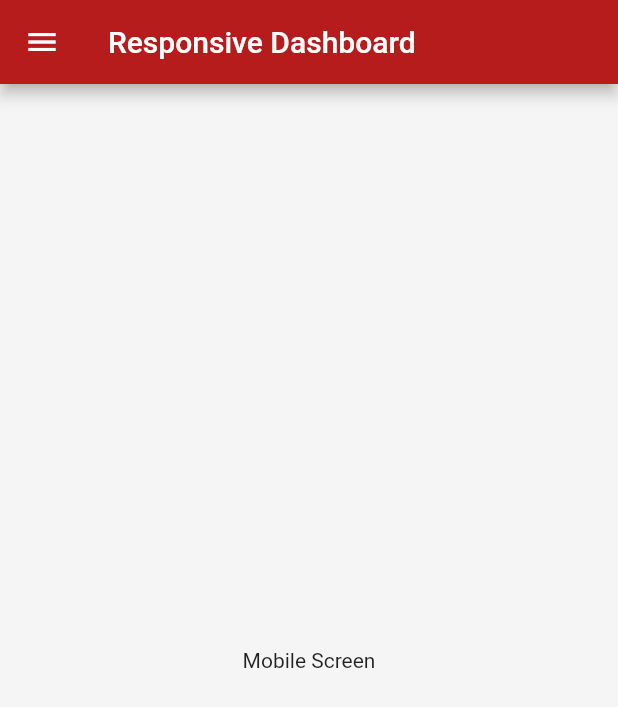
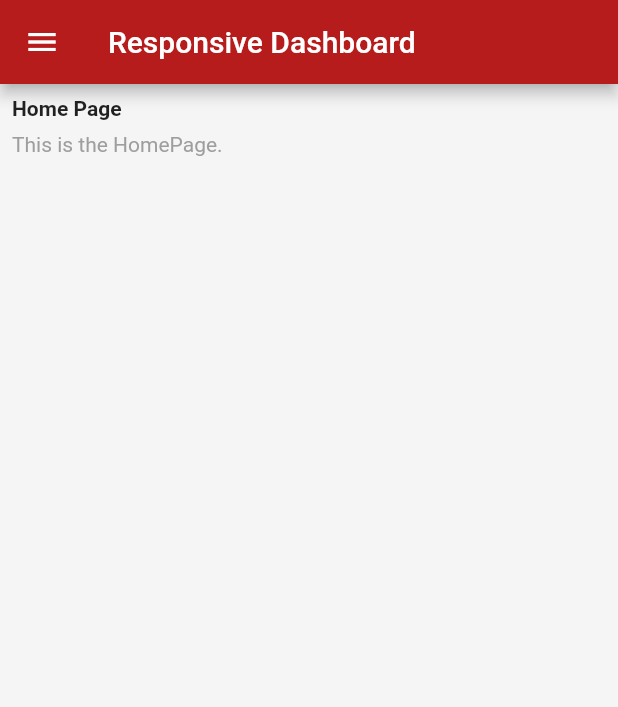
Before and after one commit to misterdiallo/flutter_responsive_dashboard, a Flutter app: the screen it shows after launch, on a phone screen of 412 x 824 dp. Shown: the top 707 px of the screen. Run offline on Flutter 3.47's test engine with Material 2 defaults, Android fonts, the light colour scheme and no system bars; our stand-ins replace go_router, url_strategy.

Commit message:
start working on Router and routing but...

```diff
--- a/lib/constant/constant_design.dart
+++ b/lib/constant/constant_design.dart
@@ -2,6 +2,7 @@ import 'package:flutter/material.dart';
 import 'package:responsive_dashboard/constant/app_colors.dart';
 import 'package:responsive_dashboard/constant/data/app_basic_data.dart';
 import 'package:responsive_dashboard/constant/data/main_menu_data.dart';
+import 'package:go_router/go_router.dart';
 
 var myAppBar = AppBar(
   backgroundColor: AppColors.appbarBackground,
@@ -12,6 +13,7 @@ var myDrawer = Drawer(
   child: Column(
     children: [
       DrawerHeader(
+        child: InkWell(
           child: Column(
             mainAxisAlignment: MainAxisAlignment.center,
             children: [
@@ -30,12 +32,14 @@ var myDrawer = Drawer(
             ],
           ),
         ),
+      ),
       Expanded(
         child: ListView.builder(
           itemCount: listMainMenu.length,
           itemBuilder: (context, index) {
             MainMenuData menu = listMainMenu[index];
             return ListTile(
+              onTap: () => context.go(menu.route),
               leading: menu.icon != null
                   ? Icon(
                       menu.icon,
--- a/lib/constant/data/main_menu_data.dart
+++ b/lib/constant/data/main_menu_data.dart
@@ -6,14 +6,14 @@ class MainMenuData {
   String name;
   IconData? icon;
   Widget page;
-  String? route;
+  String route;
   String type_opening;
 
   MainMenuData({
     required this.name,
     this.icon,
     required this.page,
-    this.route,
+    required this.route,
     this.type_opening = "page",
   });
 }
--- a/lib/main.dart
+++ b/lib/main.dart
@@ -1,12 +1,12 @@
 import 'package:flutter/material.dart';
 import 'package:responsive_dashboard/constant/app_colors.dart';
 import 'package:responsive_dashboard/constant/data/app_basic_data.dart';
-import 'package:responsive_dashboard/responsive/desktop_scaffold.dart';
-import 'package:responsive_dashboard/responsive/mobile_scaffold.dart';
-import 'package:responsive_dashboard/responsive/responsive_layout.dart';
-import 'package:responsive_dashboard/responsive/tablet_scaffold.dart';
+import 'package:responsive_dashboard/routes.dart';
+import 'package:url_strategy/url_strategy.dart';
 
 void main() {
+  WidgetsFlutterBinding.ensureInitialized();
+  setPathUrlStrategy();
   runApp(const MyApp());
 }
 
@@ -14,17 +14,20 @@ class MyApp extends StatelessWidget {
   const MyApp({super.key});
   @override
   Widget build(BuildContext context) {
-    return MaterialApp(
+    return MaterialApp.router(
       debugShowCheckedModeBanner: false,
       title: AppBaseData.name,
       theme: ThemeData(
         primarySwatch: AppColors.primary,
       ),
-      home: const ResponsiveLayout(
-        mobileScaffold: MobileScaffold(),
-        tabletScaffold: TabletScaffold(),
-        desktopScaffold: DesktopScaffold(),
-      ),
+      routerConfig: router,
+      // initialRoute: "/",
+      // home: const ResponsiveLayout(
+      //   mobileScaffold: MobileScaffold(),
+      //   tabletScaffold: TabletScaffold(),
+      //   desktopScaffold: DesktopScaffold(),
+      // ),
+      // onGenerateRoute: RouteGenerator.generateRoute,
     );
   }
 }
--- /dev/null
+++ b/lib/page/home.dart
@@ -0,0 +1,38 @@
+import 'package:flutter/material.dart';
+
+class Home extends StatelessWidget {
+  const Home({super.key});
+
+  @override
+  Widget build(BuildContext context) {
+    return Container(
+      padding: const EdgeInsets.all(8),
+      child: Row(
+        children: [
+          /*1*/
+          Column(
+            crossAxisAlignment: CrossAxisAlignment.start,
+            children: [
+              /*2*/
+              Container(
+                padding: const EdgeInsets.only(bottom: 8),
+                child: const Text(
+                  'Home Page ',
+                  style: TextStyle(
+                    fontWeight: FontWeight.bold,
+                  ),
+                ),
+              ),
+              Text(
+                'This is the HomePage.',
+                style: TextStyle(
+                  color: Colors.grey[500],
+                ),
+              ),
+            ],
+          ),
+        ],
+      ),
+    );
+  }
+}
--- a/lib/responsive/desktop_scaffold.dart
+++ b/lib/responsive/desktop_scaffold.dart
@@ -3,7 +3,8 @@ import 'package:responsive_dashboard/constant/app_colors.dart';
 import 'package:responsive_dashboard/constant/constant_design.dart';
 
 class DesktopScaffold extends StatefulWidget {
-  const DesktopScaffold({super.key});
+  final Widget content;
+  const DesktopScaffold({super.key, required this.content});
 
   @override
   State<DesktopScaffold> createState() => _DesktopScaffoldState();
@@ -17,15 +18,13 @@ class _DesktopScaffoldState extends State<DesktopScaffold> {
       body: SafeArea(
         child: Row(
           children: [
-            // Menu
+            //! Menu
             myDrawer,
-            // Content
+            //! Content
             Column(
               mainAxisAlignment: MainAxisAlignment.center,
-              children: const [
-                Center(
-                  child: Text("Desktop Screen"),
-                ),
+              children: [
+                widget.content,
               ],
             ),
           ],
--- a/lib/responsive/mobile_scaffold.dart
+++ b/lib/responsive/mobile_scaffold.dart
@@ -3,7 +3,8 @@ import 'package:responsive_dashboard/constant/app_colors.dart';
 import 'package:responsive_dashboard/constant/constant_design.dart';
 
 class MobileScaffold extends StatefulWidget {
-  const MobileScaffold({super.key});
+  final Widget content;
+  const MobileScaffold({super.key, required this.content});
 
   @override
   State<MobileScaffold> createState() => _MobileScaffoldState();
@@ -16,10 +17,8 @@ class _MobileScaffoldState extends State<MobileScaffold> {
       backgroundColor: AppColors.background,
       appBar: myAppBar,
       drawer: myDrawer,
-      body: const SafeArea(
-        child: Center(
-          child: Text("Mobile Screen"),
-        ),
+      body: SafeArea(
+        child: widget.content,
       ),
     );
   }
--- a/lib/responsive/responsive_layout.dart
+++ b/lib/responsive/responsive_layout.dart
@@ -1,25 +1,32 @@
 import 'package:flutter/material.dart';
+import 'package:responsive_dashboard/responsive/desktop_scaffold.dart';
+import 'package:responsive_dashboard/responsive/mobile_scaffold.dart';
+import 'package:responsive_dashboard/responsive/tablet_scaffold.dart';
 
 class ResponsiveLayout extends StatelessWidget {
-  final Widget mobileScaffold;
-  final Widget tabletScaffold;
-  final Widget desktopScaffold;
+  // final Widget mobileScaffold;
+  // final Widget tabletScaffold;
+  // final Widget desktopScaffold;
+  final Widget content;
   const ResponsiveLayout({
     super.key,
-    required this.mobileScaffold,
-    required this.tabletScaffold,
-    required this.desktopScaffold,
+    // required this.mobileScaffold,
+    // required this.tabletScaffold,
+    // required this.desktopScaffold,
+    required this.content,
   });
 
   @override
   Widget build(BuildContext context) {
     return LayoutBuilder(builder: (context, constraints) {
       if (constraints.maxWidth < 500) {
-        return mobileScaffold;
+        return MobileScaffold(content: content);
       } else if (constraints.maxWidth < 1000) {
-        return tabletScaffold;
+        // return tabletScaffold;
+        return TabletScaffold(content: content);
       } else {
-        return desktopScaffold;
+        // return desktopScaffold;
+        return DesktopScaffold(content: content);
       }
     });
   }
--- a/lib/responsive/tablet_scaffold.dart
+++ b/lib/responsive/tablet_scaffold.dart
@@ -3,7 +3,8 @@ import 'package:responsive_dashboard/constant/app_colors.dart';
 import 'package:responsive_dashboard/constant/constant_design.dart';
 
 class TabletScaffold extends StatefulWidget {
-  const TabletScaffold({super.key});
+  final Widget content;
+  const TabletScaffold({super.key, required this.content});
 
   @override
   State<TabletScaffold> createState() => _TabletScaffoldState();
@@ -16,11 +17,7 @@ class _TabletScaffoldState extends State<TabletScaffold> {
       backgroundColor: AppColors.background,
       appBar: myAppBar,
       drawer: myDrawer,
-      body: const SafeArea(
-        child: Center(
-          child: Text("Tablet Screen"),
-        ),
-      ),
+      body: SafeArea(child: widget.content),
     );
   }
 }
--- /dev/null
+++ b/lib/routes.dart
@@ -0,0 +1,113 @@
+import 'package:flutter/material.dart';
+import 'package:go_router/go_router.dart';
+import 'package:responsive_dashboard/page/home.dart';
+import 'package:responsive_dashboard/page/product.dart';
+import 'package:responsive_dashboard/page/service.dart';
+import 'package:responsive_dashboard/responsive/responsive_layout.dart';
+
+GoRouter router = GoRouter(
+  errorBuilder: (context, state) => ResponsiveLayout(
+    content: Center(
+      child: ElevatedButton(
+        onPressed: () => context.go("/"),
+        child: const Text("Go to home page"),
+      ),
+    ),
+  ),
+  routes: <RouteBase>[
+    GoRoute(
+      path: '/',
+      builder: (BuildContext context, GoRouterState state) {
+        return const ResponsiveLayout(
+          content: Home(),
+        );
+      },
+      // redirect: (context, state) {
+      // if (userIsNotLoggedIn) {
+      //   return "/login";
+      // }
+      // return "/";
+      // },
+      routes: <RouteBase>[
+        GoRoute(
+          path: 'product',
+          builder: (BuildContext context, GoRouterState state) {
+            return const ResponsiveLayout(
+              content: Product(),
+            );
+          },
+        ),
+        GoRoute(
+          path: 'service',
+          builder: (BuildContext context, GoRouterState state) {
+            return const ResponsiveLayout(
+              content: Service(),
+            );
+          },
+        ),
+        GoRoute(
+          path: 'service',
+          builder: (BuildContext context, GoRouterState state) {
+            return const ResponsiveLayout(
+              content: Center(child: Text("Contact")),
+            );
+          },
+        ),
+      ],
+    ),
+  ],
+);
+
+class RouteModel {
+  String name;
+  String route;
+  bool isFullScreen;
+  Widget page;
+  RouteModel({
+    required this.name,
+    required this.route,
+    this.isFullScreen = false,
+    required this.page,
+  });
+}
+
+class Routes {
+  static RouteModel home = RouteModel(
+      name: "home",
+      route: "/",
+      page: const Center(
+        child: Text("Homepage"),
+      ));
+  static final product = RouteModel(
+      name: "product",
+      route: "/product",
+      page: const Center(
+        child: Text("Product"),
+      ));
+  static final error = RouteModel(
+      name: "error",
+      route: "/error",
+      page: const Center(
+        child: Text("Error Page"),
+      ));
+}
+
+class RouteGenerator {
+  static Route<dynamic> generateRoute(RouteSettings settings) {
+    final args = settings.arguments;
+    switch (settings.name) {
+      case "/":
+        return MaterialPageRoute(
+            builder: (_) => Routes.home.page,
+            fullscreenDialog: Routes.home.isFullScreen);
+      case "/product":
+        return MaterialPageRoute(
+            builder: (_) => Routes.product.page,
+            fullscreenDialog: Routes.product.isFullScreen);
+      default:
+        return MaterialPageRoute(
+            builder: (_) => Routes.error.page,
+            fullscreenDialog: Routes.error.isFullScreen);
+    }
+  }
+}
--- a/pubspec.yaml
+++ b/pubspec.yaml
@@ -36,6 +36,8 @@ dependencies:
   # The following adds the Cupertino Icons font to your application.
   # Use with the CupertinoIcons class for iOS style icons.
   cupertino_icons: ^1.0.2
+  url_strategy: ^0.2.0
+  go_router: ^5.2.1
 
 dev_dependencies:
   flutter_test:
```
Also changed, not shown: lib/page/product.dart (added, +38 -0 lines), lib/page/service.dart (added, +38 -0 lines), pubspec.lock. Lines whose indentation alone changed are shown as unchanged.
